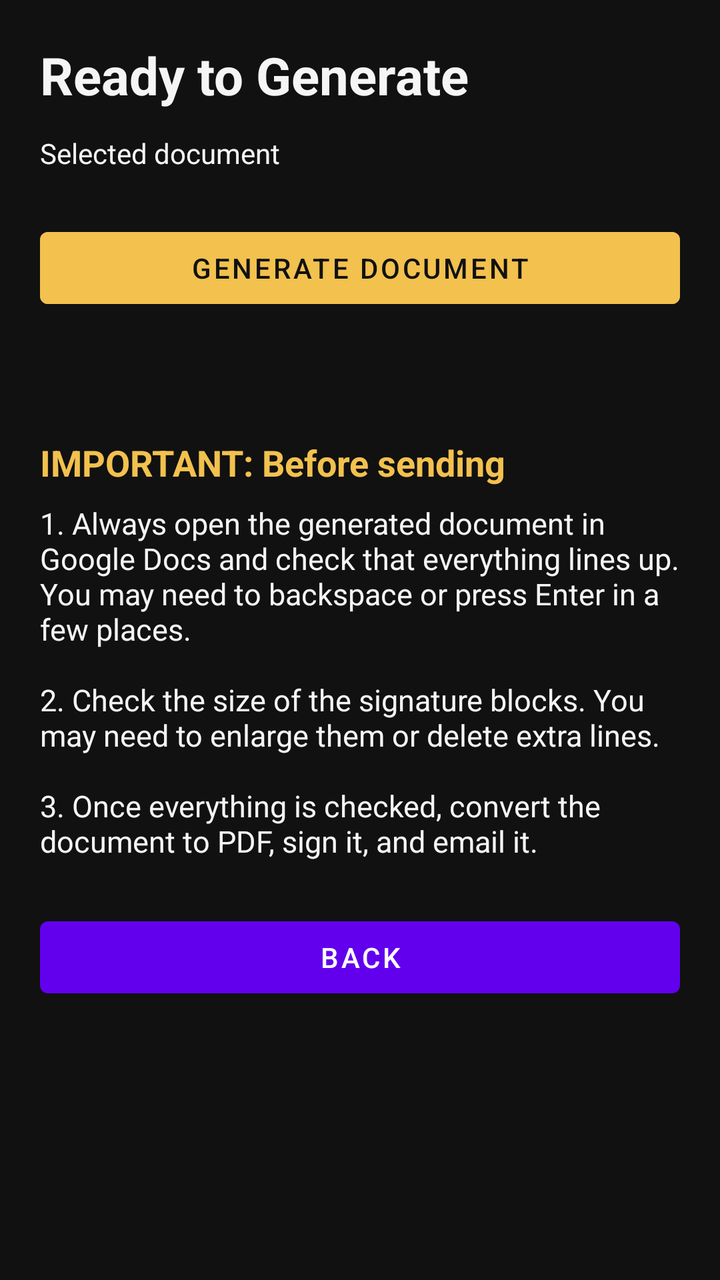
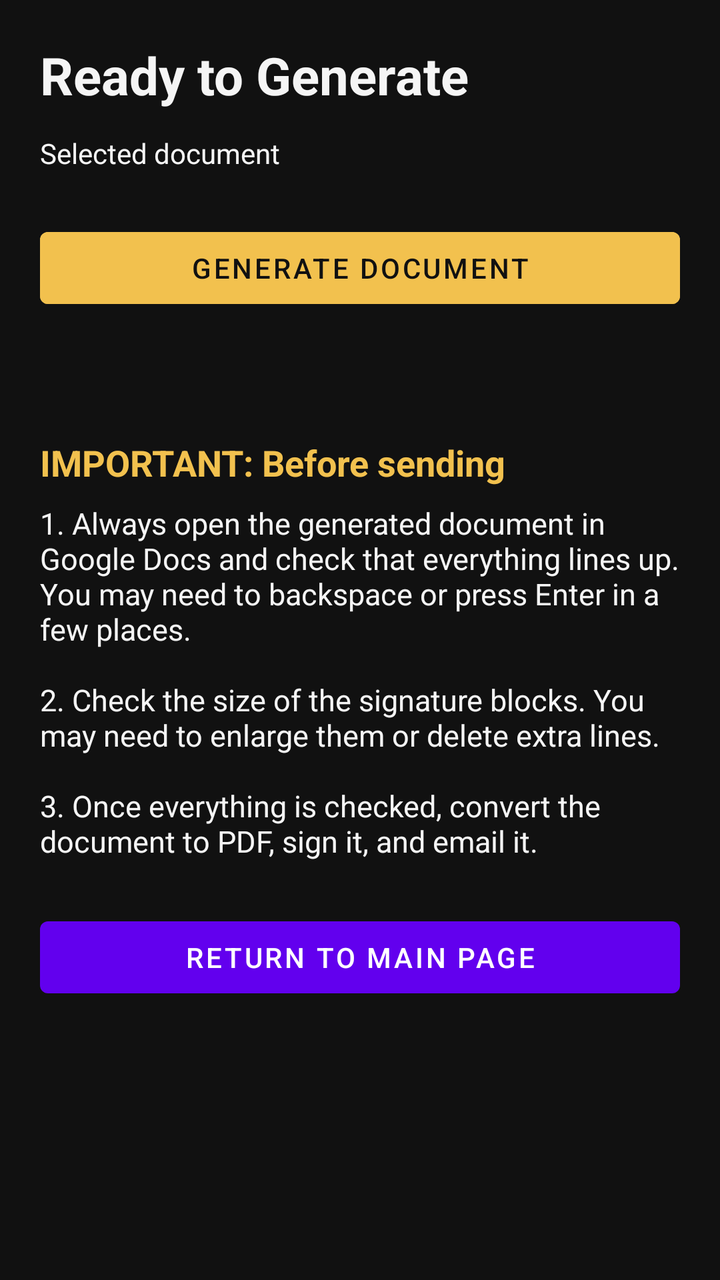

Two renders of the same Android screen: before a commit and after it. Below are the layout's source before the change and the commit's diff.
<!-- AndroidManifest.xml: fallback theme Theme.MaterialComponents.DayNight.NoActionBar -->
<!-- res/layout/activity_final.xml -->
<?xml version="1.0" encoding="utf-8"?>
<ScrollView xmlns:android="http://schemas.android.com/apk/res/android"
    android:layout_width="match_parent"
    android:layout_height="match_parent"
    android:background="@color/duckbait_background"
    android:fillViewport="true">
    <LinearLayout
        android:layout_width="match_parent"
        android:layout_height="wrap_content"
        android:orientation="vertical"
        android:padding="20dp">
        <TextView
            android:layout_width="match_parent"
            android:layout_height="wrap_content"
            android:text="Ready to Generate"
            android:textColor="@color/duckbait_text"
            android:textSize="26sp"
            android:textStyle="bold" />
        <TextView
            android:id="@+id/txt_final_document"
            android:layout_width="match_parent"
            android:layout_height="wrap_content"
            android:layout_marginTop="12dp"
            android:textColor="@color/duckbait_text"
            android:text="Selected document" />
        <Button
            android:id="@+id/btn_generate"
            android:layout_width="match_parent"
            android:layout_height="wrap_content"
            android:layout_marginTop="24dp"
            android:text="Generate Document"
            android:backgroundTint="@color/duckbait_primary"
            android:textColor="@color/duckbait_background" />
        <TextView
            android:id="@+id/txt_final_status"
            android:layout_width="match_parent"
            android:layout_height="wrap_content"
            android:layout_marginTop="10dp"
            android:textColor="@color/duckbait_text" />
        <TextView
            android:layout_width="match_parent"
            android:layout_height="wrap_content"
            android:layout_marginTop="32dp"
            android:text="IMPORTANT: Before sending"
            android:textColor="@color/duckbait_primary"
            android:textSize="18sp"
            android:textStyle="bold" />
        <TextView
            android:layout_width="match_parent"
            android:layout_height="wrap_content"
            android:layout_marginTop="8dp"
            android:text="1. Always open the generated document in Google Docs and check that everything lines up. You may need to backspace or press Enter in a few places.\n\n2. Check the size of the signature blocks. You may need to enlarge them or delete extra lines.\n\n3. Once everything is checked, convert the document to PDF, sign it, and email it."
            android:textColor="@color/duckbait_text"
            android:textSize="15sp" />
        <Button
            android:id="@+id/btn_final_back"
            android:layout_width="match_parent"
            android:layout_height="wrap_content"
            android:layout_marginTop="24dp"
            android:text="Back" />
    </LinearLayout>
</ScrollView>
<!-- resources referenced by this layout -->
<resources>
  <color name="duckbait_background">#111111</color>
  <color name="duckbait_primary">#F2C14E</color>
  <color name="duckbait_text">#F5F5F5</color>
</resources>

<!-- the commit's change to res/layout/activity_final.xml (unified diff, before → after) -->
@@ -57,6 +57,6 @@
             android:layout_width="match_parent"
             android:layout_height="wrap_content"
             android:layout_marginTop="24dp"
-            android:text="Back" />
+            android:text="Return to Main Page" />
     </LinearLayout>
 </ScrollView>
